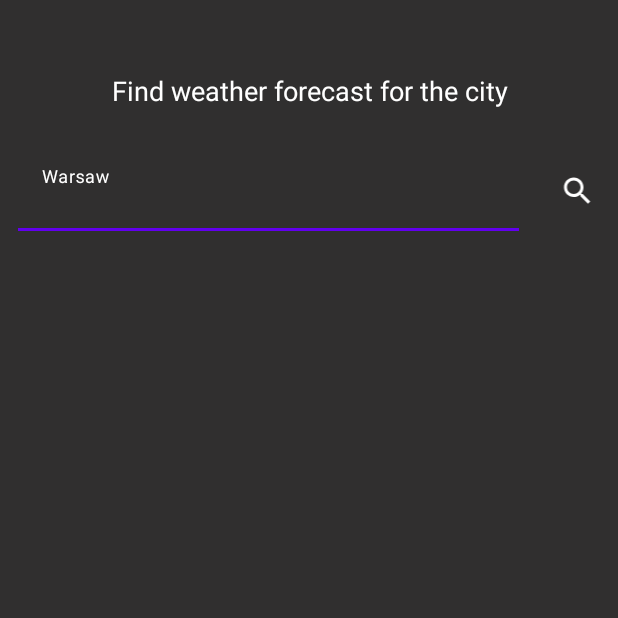
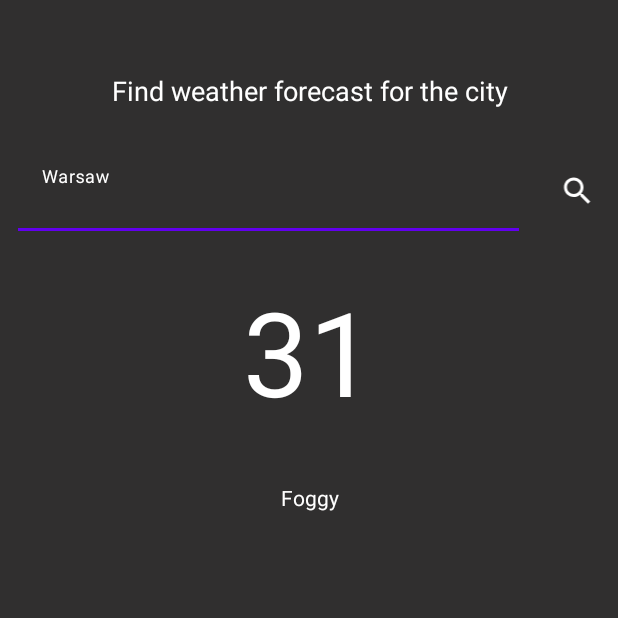
Before and after one commit to Mateusz-Chmielewski/Forecast-App, an Android app: the screen it shows after launch (MainActivity), on a phone screen of 412 x 824 dp, the top half of it. Run offline under Robolectric (Android 15) with nearby library versions, the phone set to English and light mode, and no system bars.

Commit message:
Add current weather presentation in activity_main.xml

```diff
--- a/app/src/main/res/layout/activity_main.xml
+++ b/app/src/main/res/layout/activity_main.xml
@@ -35,8 +35,8 @@
             android:id="@+id/tilSearchArea"
             android:layout_width="0dp"
             android:layout_height="wrap_content"
+            android:layout_margin="8dp"
             android:layout_weight="4.5"
-            android:layout_margin="8dp"
             android:background="@android:color/transparent"
             android:padding="4dp"
             android:textColorHint="@color/white"
@@ -59,13 +59,43 @@
             android:id="@+id/ivSearch"
             android:layout_width="0dp"
             android:layout_height="wrap_content"
-            android:layout_weight="0.5"
             android:layout_gravity="center"
             android:layout_margin="8dp"
+            android:layout_weight="0.5"
             android:background="@android:color/transparent"
             android:src="@drawable/ic_search" />
 
     </LinearLayout>
 
+    <TextView
+        android:id="@+id/tvCurrentTemperature"
+        android:layout_width="match_parent"
+        android:layout_height="wrap_content"
+        android:layout_below="@+id/llSearchArea"
+        android:layout_margin="12dp"
+        android:gravity="center_horizontal"
+        android:padding="4dp"
+        android:text="31"
+        android:textColor="@color/white"
+        android:textSize="78sp" />
+
+    <ImageView
+        android:id="@+id/ivCurrentWeatherIcon"
+        android:layout_width="wrap_content"
+        android:layout_height="wrap_content"
+        android:layout_centerHorizontal="true"
+        android:layout_below="@+id/tvCurrentTemperature"
+        android:layout_margin="10dp"/>
+
+    <TextView
+        android:id="@+id/tvCurrentWeatherDescription"
+        android:layout_width="match_parent"
+        android:layout_height="wrap_content"
+        android:layout_below="@+id/ivCurrentWeatherIcon"
+        android:gravity="center"
+        android:textAlignment="center"
+        android:text="Foggy"
+        android:textColor="@color/white" />
+
 
 </RelativeLayout>
```
